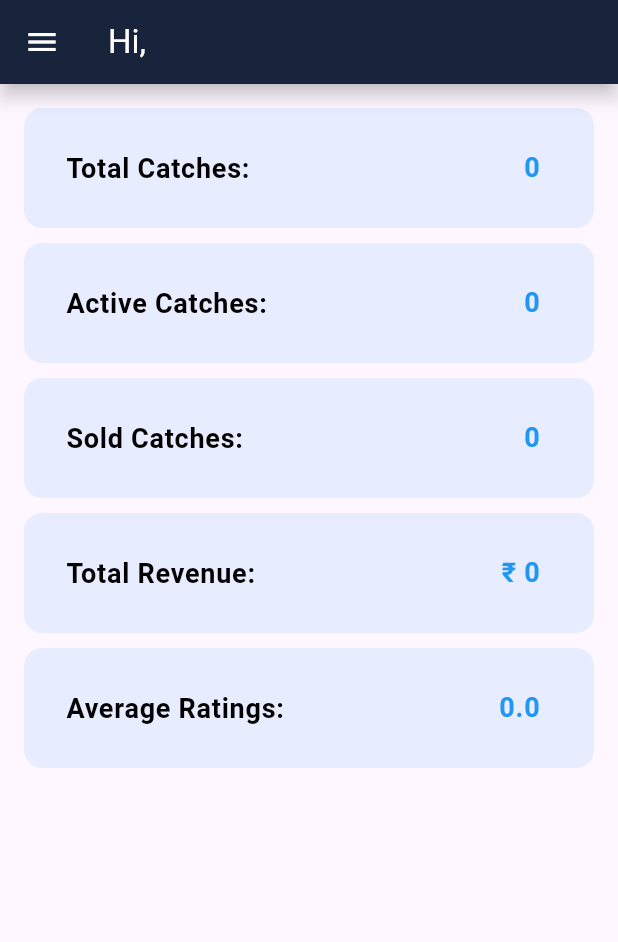
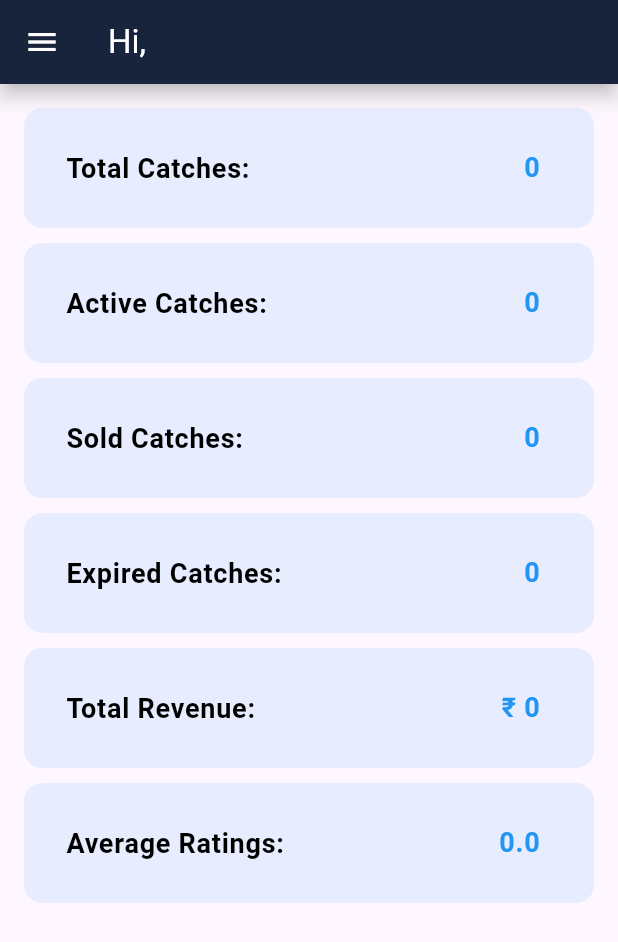
Before and after one commit to KushAgrawal1404/FishLink, a Flutter app: the SellerHomePage screen opened by its route, on a phone screen of 412 x 824 dp. Shown: the top 942 px of the screen. Run offline on Flutter 3.47's test engine with Material 3 defaults, Android fonts, the phone set to English and light mode, and no system bars; our stand-ins replace flutter_rating_bar, image_picker, shared_preferences; missing offline and left inert: onesignal_flutter; accounts and stored records are empty.

Commit message:
update to show expired catches

```diff
--- a/lib/homescreen/seller_home.dart
+++ b/lib/homescreen/seller_home.dart
@@ -16,6 +16,7 @@ class _SellerHomePageState extends State<SellerHomePage> {
   int totalCatches = 0;
   int activeCatches = 0;
   int soldCatches = 0;
+  int expiredCatches = 0;
   int totalRevenue = 0;
   double ratings = 0.0;
 
@@ -45,6 +46,7 @@ class _SellerHomePageState extends State<SellerHomePage> {
             totalCatches = data['totalCatches'];
             activeCatches = data['activeCatches'];
             soldCatches = data['soldCatches'];
+            expiredCatches = data['expiredCatches'];
             totalRevenue = data['totalRevenue'];
             ratings = data['ratings'];
           });
@@ -77,6 +79,7 @@ class _SellerHomePageState extends State<SellerHomePage> {
                 _buildAnalyticsItem('Total Catches:', totalCatches),
                 _buildAnalyticsItem('Active Catches:', activeCatches),
                 _buildAnalyticsItem('Sold Catches:', soldCatches),
+                _buildAnalyticsItem('Expired Catches:', expiredCatches),
                 _buildAnalyticsItem('Total Revenue:', totalRevenue),
                 _buildAnalyticsItem('Average Ratings:', ratings),
               ],
--- a/lib/screens/seller_profile.dart
+++ b/lib/screens/seller_profile.dart
@@ -1,6 +1,5 @@
 import 'dart:io';
 import 'dart:convert';
-
 import 'package:flutter/material.dart';
 import 'package:http/http.dart' as http;
 import 'package:image_picker/image_picker.dart';
--- a/lib/utils/api.dart
+++ b/lib/utils/api.dart
@@ -1,5 +1,5 @@
 class Api {
-  static const String baseUrl = 'http://172.16.253.29:5000';
+  static const String baseUrl = 'http://192.168.137.1:5000';
   static const String loginUrl = '$baseUrl/api/login';
   static const String signupPath = '$baseUrl/api/signup';
   static const String forgotPasswordUrl = '$baseUrl/api/forgot-password';
```
